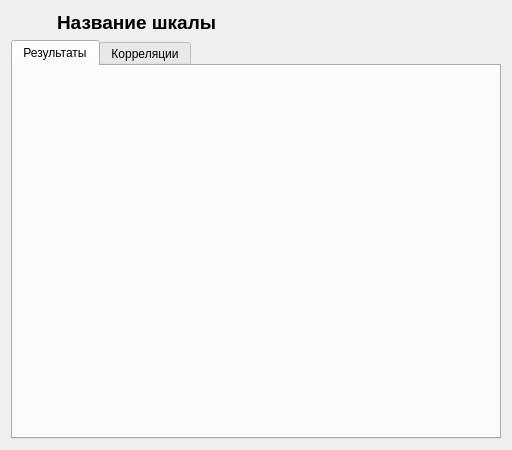
The window that Modules/ScaleStatistics/View/ScaleStatisticsForm.ui (maks1596/professional-qualities-admin) describes before a commit, drawn with Qt 5.
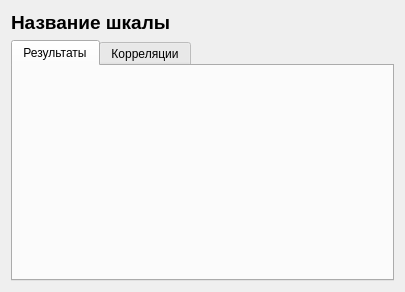
The same window after the commit. Icons and pictures are not drawn.

Patch:
```diff
--- a/Modules/ScaleStatistics/View/ScaleStatisticsForm.ui
+++ b/Modules/ScaleStatistics/View/ScaleStatisticsForm.ui
@@ -6,8 +6,8 @@
    <rect>
     <x>0</x>
     <y>0</y>
-    <width>512</width>
-    <height>450</height>
+    <width>405</width>
+    <height>292</height>
    </rect>
   </property>
   <property name="windowTitle">
@@ -15,28 +15,6 @@
   </property>
   <layout class="QVBoxLayout" name="verticalLayout">
    <item>
-    <layout class="QHBoxLayout" name="horizontalLayout" stretch="0,1">
-     <item>
-      <widget class="QPushButton" name="backButton">
-       <property name="text">
-        <string/>
-       </property>
-       <property name="icon">
-        <iconset resource="../../../resources/images/images.qrc">
-         <normaloff>:/images/arrow-left.svg</normaloff>:/images/arrow-left.svg</iconset>
-       </property>
-       <property name="iconSize">
-        <size>
-         <width>20</width>
-         <height>20</height>
-        </size>
-       </property>
-       <property name="flat">
-        <bool>true</bool>
-       </property>
-      </widget>
-     </item>
-     <item>
       <widget class="QLabel" name="scaleNameLabel">
        <property name="sizePolicy">
         <sizepolicy hsizetype="Expanding" vsizetype="Preferred">
@@ -62,8 +40,6 @@
        </property>
       </widget>
      </item>
-    </layout>
-   </item>
    <item>
     <widget class="QTabWidget" name="statisticsTabWidget">
      <property name="currentIndex">
```
Left out of the diff: 6 changed lines with no effect on the pictures. Lines whose indentation alone changed are shown as unchanged.
